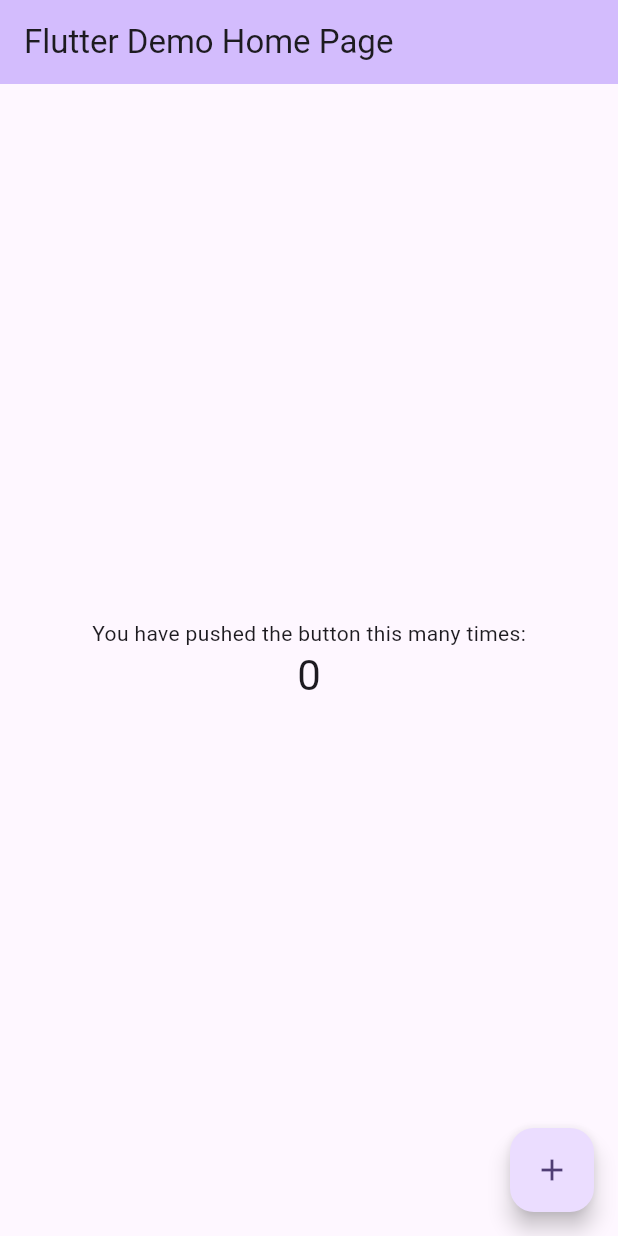
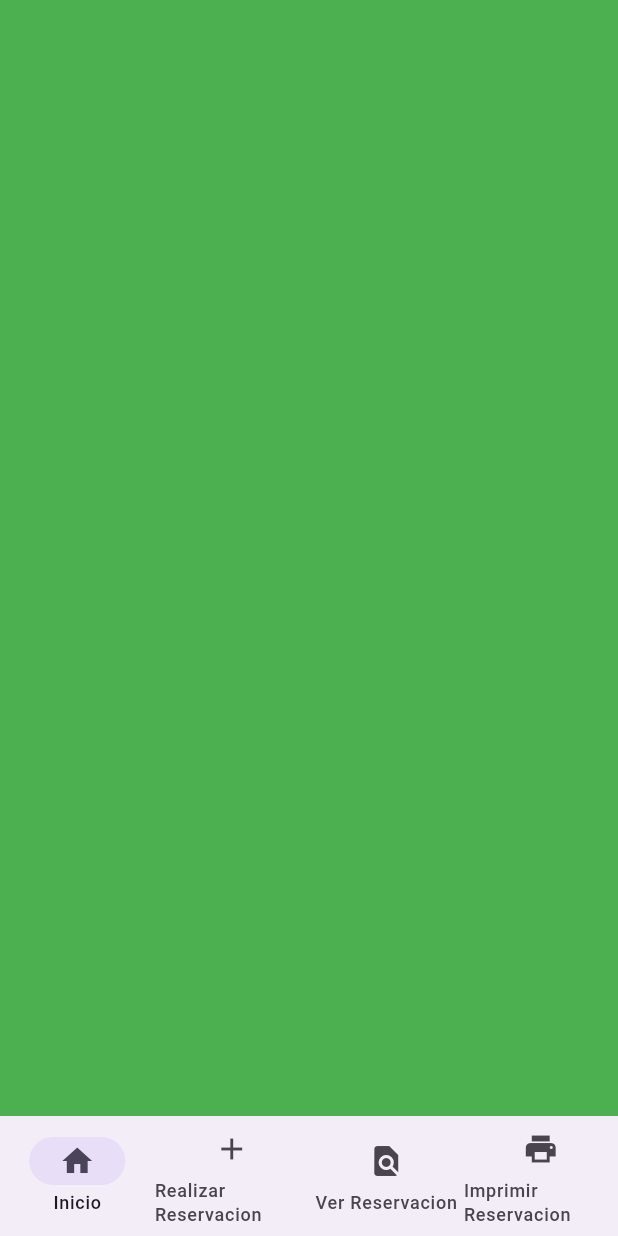
Before and after one commit to lean56/TropicalReserve, a Flutter app: the screen it shows after launch, on a phone screen of 412 x 824 dp. Run offline on Flutter 3.47's test engine with Material 3 defaults, Android fonts, the phone set to English and light mode, and no system bars; our stand-ins replace get.

Commit message:
Creando Menu & Navegacion

```diff
--- a/lib/main.dart
+++ b/lib/main.dart
@@ -1,125 +1,21 @@
 import 'package:flutter/material.dart';
+import 'package:myapp/navigation_menu.dart';
 
 void main() {
   runApp(const MyApp());
 }
 
 class MyApp extends StatelessWidget {
-  const MyApp({super.key});
+  const MyApp({Key? key}) : super(key: key);
 
-  // This widget is the root of your application.
   @override
   Widget build(BuildContext context) {
     return MaterialApp(
       title: 'Flutter Demo',
       theme: ThemeData(
-        // This is the theme of your application.
-        //
-        // TRY THIS: Try running your application with "flutter run". You'll see
-        // the application has a purple toolbar. Then, without quitting the app,
-        // try changing the seedColor in the colorScheme below to Colors.green
-        // and then invoke "hot reload" (save your changes or press the "hot
-        // reload" button in a Flutter-supported IDE, or press "r" if you used
-        // the command line to start the app).
-        //
-        // Notice that the counter didn't reset back to zero; the application
-        // state is not lost during the reload. To reset the state, use hot
-        // restart instead.
-        //
-        // This works for code too, not just values: Most code changes can be
-        // tested with just a hot reload.
-        colorScheme: ColorScheme.fromSeed(seedColor: Colors.deepPurple),
-        useMaterial3: true,
+        primarySwatch: Colors.blue,
       ),
-      home: const MyHomePage(title: 'Flutter Demo Home Page'),
+      home: NavigationMenu(),
     );
   }
 }
-
-class MyHomePage extends StatefulWidget {
-  const MyHomePage({super.key, required this.title});
-
-  // This widget is the home page of your application. It is stateful, meaning
-  // that it has a State object (defined below) that contains fields that affect
-  // how it looks.
-
-  // This class is the configuration for the state. It holds the values (in this
-  // case the title) provided by the parent (in this case the App widget) and
-  // used by the build method of the State. Fields in a Widget subclass are
-  // always marked "final".
-
-  final String title;
-
-  @override
-  State<MyHomePage> createState() => _MyHomePageState();
-}
-
-class _MyHomePageState extends State<MyHomePage> {
-  int _counter = 0;
-
-  void _incrementCounter() {
-    setState(() {
-      // This call to setState tells the Flutter framework that something has
-      // changed in this State, which causes it to rerun the build method below
-      // so that the display can reflect the updated values. If we changed
-      // _counter without calling setState(), then the build method would not be
-      // called again, and so nothing would appear to happen.
-      _counter++;
-    });
-  }
-
-  @override
-  Widget build(BuildContext context) {
-    // This method is rerun every time setState is called, for instance as done
-    // by the _incrementCounter method above.
-    //
-    // The Flutter framework has been optimized to make rerunning build methods
-    // fast, so that you can just rebuild anything that needs updating rather
-    // than having to individually change instances of widgets.
-    return Scaffold(
-      appBar: AppBar(
-        // TRY THIS: Try changing the color here to a specific color (to
-        // Colors.amber, perhaps?) and trigger a hot reload to see the AppBar
-        // change color while the other colors stay the same.
-        backgroundColor: Theme.of(context).colorScheme.inversePrimary,
-        // Here we take the value from the MyHomePage object that was created by
-        // the App.build method, and use it to set our appbar title.
-        title: Text(widget.title),
-      ),
-      body: Center(
-        // Center is a layout widget. It takes a single child and positions it
-        // in the middle of the parent.
-        child: Column(
-          // Column is also a layout widget. It takes a list of children and
-          // arranges them vertically. By default, it sizes itself to fit its
-          // children horizontally, and tries to be as tall as its parent.
-          //
-          // Column has various properties to control how it sizes itself and
-          // how it positions its children. Here we use mainAxisAlignment to
-          // center the children vertically; the main axis here is the vertical
-          // axis because Columns are vertical (the cross axis would be
-          // horizontal).
-          //
-          // TRY THIS: Invoke "debug painting" (choose the "Toggle Debug Paint"
-          // action in the IDE, or press "p" in the console), to see the
-          // wireframe for each widget.
-          mainAxisAlignment: MainAxisAlignment.center,
-          children: <Widget>[
-            const Text(
-              'You have pushed the button this many times:',
-            ),
-            Text(
-              '$_counter',
-              style: Theme.of(context).textTheme.headlineMedium,
-            ),
-          ],
-        ),
-      ),
-      floatingActionButton: FloatingActionButton(
-        onPressed: _incrementCounter,
-        tooltip: 'Increment',
-        child: const Icon(Icons.add),
-      ), // This trailing comma makes auto-formatting nicer for build methods.
-    );
-  }
-}
--- /dev/null
+++ b/lib/navigation_menu.dart
@@ -0,0 +1,34 @@
+import 'package:flutter/material.dart';
+import 'package:get/get.dart';
+
+class NavigationMenu extends StatelessWidget {
+  final controller = Get.put(NavigationController());
+
+  @override
+  Widget build(BuildContext context) {
+    return Scaffold(
+      bottomNavigationBar: Obx(
+        ()=> NavigationBar(
+        height: 80,
+        elevation: 0,
+        selectedIndex: controller.selectedIndex.value,
+        onDestinationSelected: (index) => controller.selectedIndex.value =index,
+
+        destinations: const [
+            NavigationDestination(icon: Icon(Icons.home), label: "Inicio"),
+            NavigationDestination(icon: Icon(Icons.add), label: "Realizar Reservacion"),
+            NavigationDestination(icon: Icon(Icons.find_in_page), label: "Ver Reservacion"),
+            NavigationDestination(icon: Icon(Icons.print), label: "Imprimir Reservacion"),
+          ],
+          )
+        ),
+        body: Obx(()=> controller.screens[controller.selectedIndex.value]),
+    );
+  }
+}
+
+class NavigationController extends GetxController{
+  final Rx<int> selectedIndex = 0.obs;
+
+  final screens = [Container(color: Colors.green), Container(color: Colors.purple), Container(color: Colors.orange), Container(color: Colors.blue)];
+}
```
Also changed, not shown: pubspec.yaml (+7 -73 lines), assets/images/logo.png (added), pubspec.lock.
